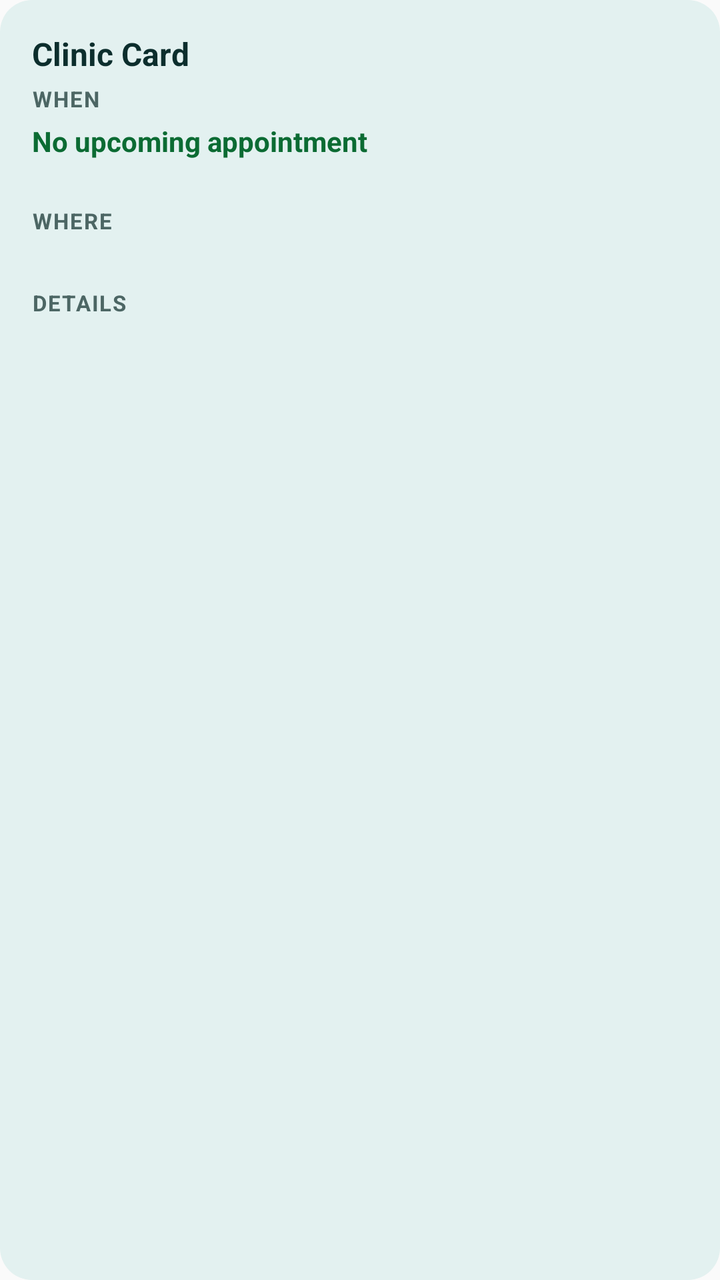
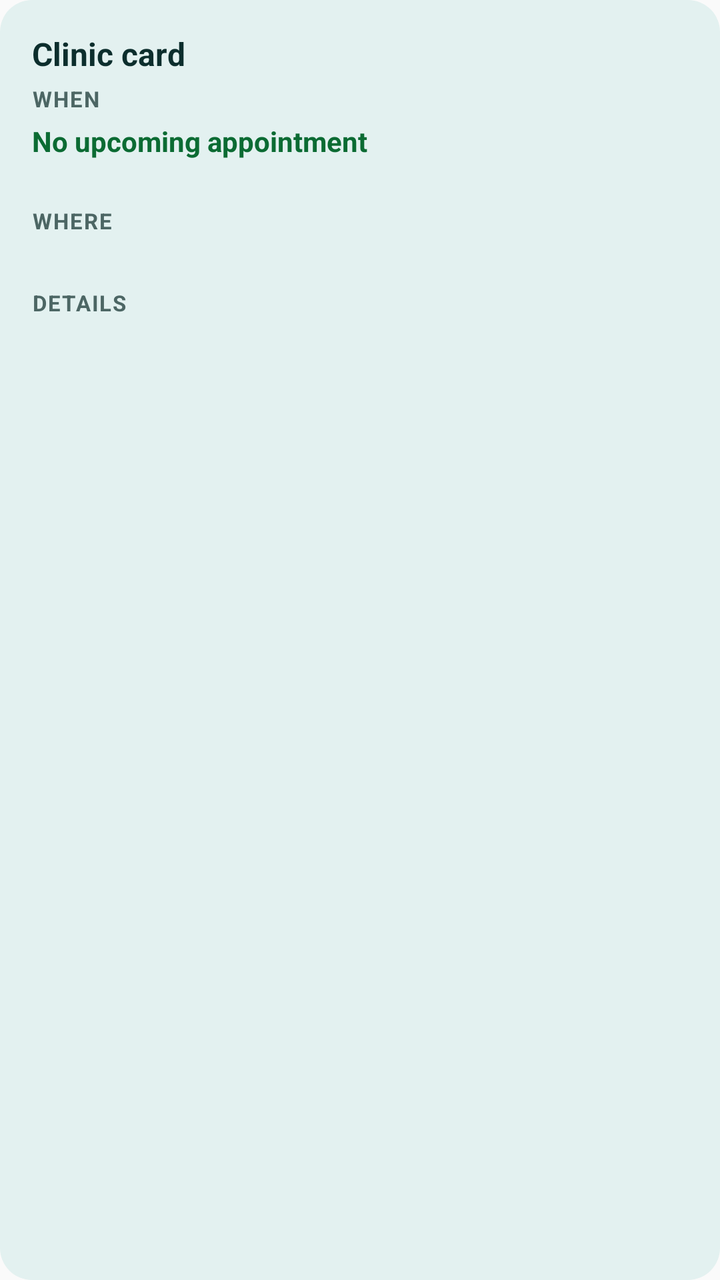

Screens rendered from an Android XML layout before and after an edit, with the pre-edit source and the edit as a unified diff.
<!-- AndroidManifest.xml: application theme AppTheme -->
<!-- res/layout/clinic_card_widget.xml -->
<?xml version="1.0" encoding="utf-8"?>
<FrameLayout xmlns:android="http://schemas.android.com/apk/res/android" android:id="@+id/widget_root" android:layout_width="match_parent" android:layout_height="match_parent" android:padding="16dp" android:background="@drawable/widget_background">

    <TextView
        android:id="@+id/widget_clinic_title"
        android:layout_gravity="top|start"
        android:layout_width="wrap_content"
        android:layout_height="wrap_content"
        android:text="Clinic Card"
        android:textSize="16sp"
        android:textColor="@color/widget_text_primary"
        android:textStyle="bold"
        android:maxLines="1"
        android:ellipsize="end"
        android:breakStrategy="simple" />

    
    <TextView
        android:id="@+id/widget_clinic_heading_when"
        android:layout_gravity="top|start"
        android:layout_width="wrap_content"
        android:layout_height="wrap_content"
        android:layout_marginTop="26dp"
        android:text="When"
        android:textSize="11sp"
        android:textColor="@color/widget_text_muted"
        android:textStyle="bold"
        android:letterSpacing="0.06"
        android:textAllCaps="true"
        android:maxLines="1"
        android:ellipsize="end"
        android:breakStrategy="simple" />

    <TextView
        android:id="@+id/widget_clinic_date"
        android:layout_gravity="top|start"
        android:layout_width="wrap_content"
        android:layout_height="wrap_content"
        android:layout_marginTop="45dp"
        android:text="No upcoming appointment"
        android:textSize="14sp"
        android:textColor="@color/widget_good"
        android:textStyle="bold"
        android:maxLines="2"
        android:ellipsize="end"
        android:breakStrategy="simple" />

    <TextView
        android:id="@+id/widget_clinic_visit_time"
        android:layout_gravity="top|start"
        android:layout_width="wrap_content"
        android:layout_height="wrap_content"
        android:layout_marginTop="68dp"
        android:text=""
        android:textSize="13sp"
        android:textColor="@color/widget_text_primary"
        android:maxLines="1"
        android:ellipsize="end"
        android:breakStrategy="simple" />

    
    <TextView
        android:id="@+id/widget_clinic_heading_where"
        android:layout_gravity="top|start"
        android:layout_width="wrap_content"
        android:layout_height="wrap_content"
        android:layout_marginTop="87dp"
        android:text="Where"
        android:textSize="11sp"
        android:textColor="@color/widget_text_muted"
        android:textStyle="bold"
        android:letterSpacing="0.06"
        android:textAllCaps="true"
        android:maxLines="1"
        android:ellipsize="end"
        android:breakStrategy="simple" />

    <TextView
        android:id="@+id/widget_clinic_location"
        android:layout_gravity="top|start"
        android:layout_width="wrap_content"
        android:layout_height="wrap_content"
        android:layout_marginTop="106dp"
        android:text=""
        android:textSize="12sp"
        android:textColor="@color/widget_accent"
        android:textStyle="bold"
        android:maxLines="2"
        android:ellipsize="end"
        android:breakStrategy="simple" />

    
    <TextView
        android:id="@+id/widget_clinic_heading_details"
        android:layout_gravity="top|start"
        android:layout_width="wrap_content"
        android:layout_height="wrap_content"
        android:layout_marginTop="128dp"
        android:text="Details"
        android:textSize="11sp"
        android:textColor="@color/widget_text_muted"
        android:textStyle="bold"
        android:letterSpacing="0.06"
        android:textAllCaps="true"
        android:maxLines="1"
        android:ellipsize="end"
        android:breakStrategy="simple" />

    <TextView
        android:id="@+id/widget_clinic_clinic_num"
        android:layout_gravity="top|start"
        android:layout_width="wrap_content"
        android:layout_height="wrap_content"
        android:layout_marginTop="145dp"
        android:text=""
        android:textSize="12sp"
        android:textColor="@color/widget_text_primary"
        android:maxLines="1"
        android:ellipsize="end"
        android:breakStrategy="simple" />

    <TextView
        android:id="@+id/widget_clinic_tests"
        android:layout_gravity="top|start"
        android:layout_width="wrap_content"
        android:layout_height="wrap_content"
        android:layout_marginTop="162dp"
        android:text=""
        android:textSize="12sp"
        android:textColor="@color/widget_text_muted"
        android:maxLines="1"
        android:ellipsize="end"
        android:breakStrategy="simple" />

    <TextView
        android:id="@+id/widget_clinic_doctype"
        android:layout_gravity="top|start"
        android:layout_width="wrap_content"
        android:layout_height="wrap_content"
        android:layout_marginTop="179dp"
        android:text=""
        android:textSize="12sp"
        android:textColor="@color/widget_text_muted"
        android:maxLines="1"
        android:ellipsize="end"
        android:breakStrategy="simple" />

    <TextView
        android:id="@+id/widget_clinic_nhs_num"
        android:layout_gravity="top|start"
        android:layout_width="wrap_content"
        android:layout_height="wrap_content"
        android:layout_marginTop="196dp"
        android:text=""
        android:textSize="12sp"
        android:textColor="@color/widget_text_muted"
        android:visibility="gone"
        android:maxLines="1"
        android:ellipsize="end"
        android:breakStrategy="simple" />
</FrameLayout>
<!-- resources referenced by this layout -->
<resources>
  <color name="widget_accent">#00696B</color>
  <color name="widget_good">#0B6B33</color>
  <color name="widget_text_muted">#4C6664</color>
  <color name="widget_text_primary">#0C2E2D</color>
  <!-- drawable widget_background (drawable) -->
  <?xml version="1.0" encoding="utf-8"?>
  <shape xmlns:android="http://schemas.android.com/apk/res/android"
      android:shape="rectangle">
      <solid android:color="@color/widget_bg" />
      <corners android:radius="16dp" />
  </shape>
  <style name="AppTheme" parent="Theme.AppCompat.Light.DarkActionBar">
          
          <item name="colorPrimary">@color/colorPrimary</item>
          <item name="colorPrimaryDark">@color/colorPrimaryDark</item>
          <item name="colorAccent">@color/colorAccent</item>
          <item name="android:statusBarColor">@android:color/transparent</item>
          <item name="android:navigationBarColor">@android:color/transparent</item>
      </style>
  <color name="widget_bg">#E3F1F0</color>
</resources>

<!-- the commit's change to res/layout/clinic_card_widget.xml (unified diff, before → after) -->
@@ -6,7 +6,7 @@
         android:layout_gravity="top|start"
         android:layout_width="wrap_content"
         android:layout_height="wrap_content"
-        android:text="Clinic Card"
+        android:text="Clinic card"
         android:textSize="16sp"
         android:textColor="@color/widget_text_primary"
         android:textStyle="bold"
